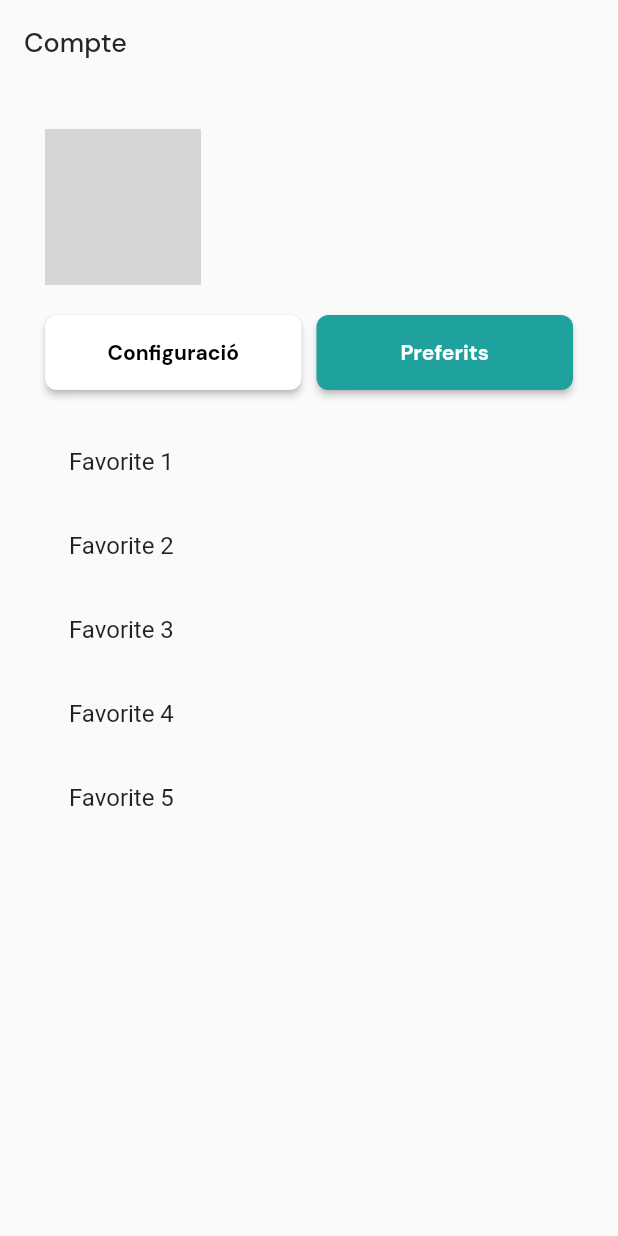
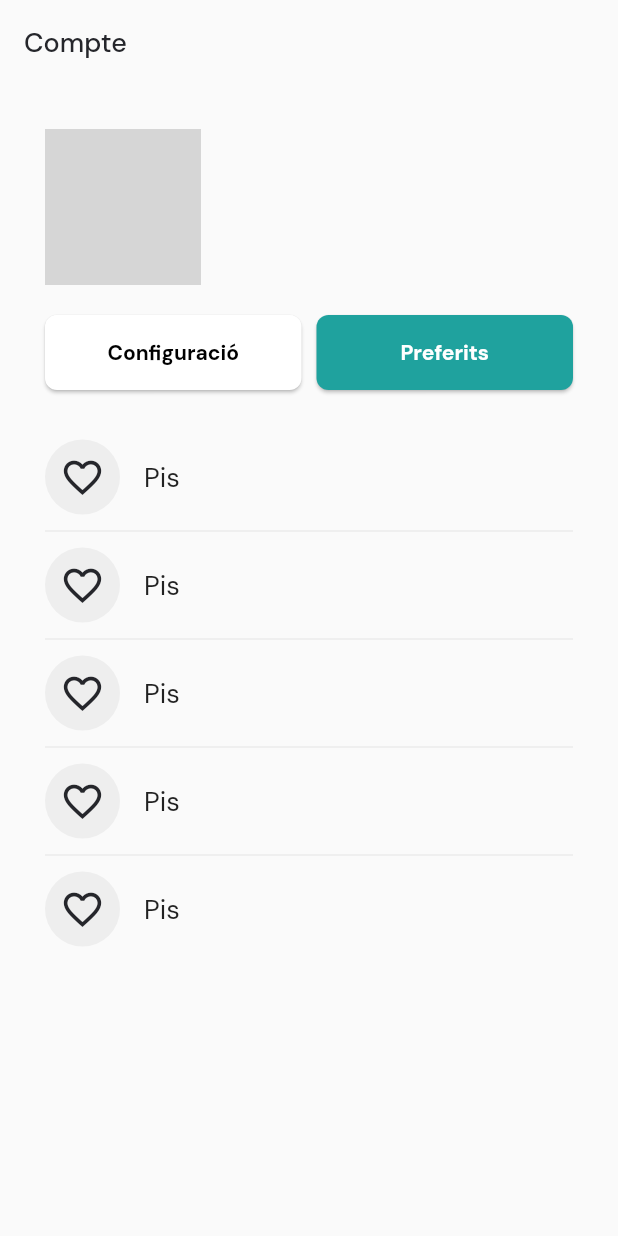
Before and after one commit to Meeeri08/NiuUniversitari, a Flutter app: the Account screen opened directly, after a tap on "Preferits", on a phone screen of 412 x 824 dp. Run offline on Flutter 3.47's test engine with Material 2 defaults, Android fonts, the phone set to English and light mode, and no system bars; our stand-ins replace appinio_swiper, cloud_firestore, curved_navigation_bar, expandable_text, firebase_auth, firebase_core and 8 more; accounts and stored records are empty; network calls fail; grey boxes are pictures that could not be loaded.

Commit message:
Improved UI

```diff
--- a/lib/auth/auth_page.dart
+++ b/lib/auth/auth_page.dart
@@ -10,7 +10,6 @@ class AuthPage extends StatefulWidget {
 }
 
 class _AuthPageState extends State<AuthPage> {
-  //inicialment, show login page
   bool showRegisterPage = true;
   void toggleScreens() {
     setState(() {
--- a/lib/pages/account_page.dart
+++ b/lib/pages/account_page.dart
@@ -126,7 +126,7 @@ class _AccountState extends State<Account> {
                       shape: RoundedRectangleBorder(
                         borderRadius: BorderRadius.circular(8),
                       ),
-                      elevation: 2,
+                      elevation: 1,
                       shadowColor: Colors.black,
                       minimumSize: const Size(double.infinity, 50),
                     ),
@@ -157,7 +157,7 @@ class _AccountState extends State<Account> {
                       shape: RoundedRectangleBorder(
                         borderRadius: BorderRadius.circular(8),
                       ),
-                      elevation: 2,
+                      elevation: 1,
                       shadowColor: Colors.black,
                       minimumSize: const Size(double.infinity, 50),
                     ),
@@ -165,14 +165,12 @@ class _AccountState extends State<Account> {
                 ),
               ],
             ),
-            SizedBox(height: 20),
-            AnimatedCrossFade(
+            SizedBox(height: 30),
+            AnimatedSwitcher(
               duration: Duration(milliseconds: 300),
-              firstChild: buildConfigurationContent(),
-              secondChild: buildFavoritesContent(),
-              crossFadeState: showConfiguration
-                  ? CrossFadeState.showFirst
-                  : CrossFadeState.showSecond,
+              child: showConfiguration
+                  ? buildConfigurationContent()
+                  : buildFavoritesContent(),
             ),
           ],
         ),
@@ -183,8 +181,24 @@ class _AccountState extends State<Account> {
   Widget buildConfigurationContent() {
     return Column(
       children: [
-        ListTile(
-          title: Text('Componente 1'),
+        Align(
+          alignment: Alignment.centerLeft,
+          child: ListTile(
+            contentPadding: EdgeInsets.zero,
+            leading: Container(
+              width: 50,
+              height: 50,
+              decoration: BoxDecoration(
+                shape: BoxShape.circle,
+                color: Colors.grey.shade200,
+              ),
+              child: Icon(
+                Icons.account_circle_outlined,
+                color: Color(0xff25262b),
+                size: 30,
+              ),
+            ),
+            title: Text('Perfil', style: GoogleFonts.dmSans(fontSize: 18)),
             onTap: () {
               Navigator.push(
                 context,
@@ -192,29 +206,109 @@ class _AccountState extends State<Account> {
               );
             },
           ),
-        ListTile(
-          title: Text('Componente 2'),
-          onTap: () {
-            // Rest of your code
-          },
         ),
-        ListTile(
-          title: Text('Componente 3'),
-          onTap: () {
-            // Rest of your code
-          },
+        Divider(
+          color: Colors.grey.shade700,
+          thickness: 0.1,
         ),
-        ListTile(
-          title: Text('Componente 4'),
-          onTap: () {
-            // Rest of your code
-          },
+        Align(
+          alignment: Alignment.centerLeft,
+          child: ListTile(
+            contentPadding: EdgeInsets.zero,
+            leading: Container(
+              width: 50,
+              height: 50,
+              decoration: BoxDecoration(
+                shape: BoxShape.circle,
+                color: Colors.grey.shade200,
               ),
-        ListTile(
-          title: Text('Componente 5'),
-          onTap: () {
-            // Rest of your code
-          },
+              child: Icon(
+                Icons.notifications_none_outlined,
+                color: Color(0xff25262b),
+                size: 30,
+              ),
+            ),
+            title:
+                Text('Notificacions', style: GoogleFonts.dmSans(fontSize: 18)),
+            onTap: () {},
+          ),
+        ),
+        Divider(
+          color: Colors.grey.shade700,
+          thickness: 0.1,
+        ),
+        Align(
+          alignment: Alignment.centerLeft,
+          child: ListTile(
+            contentPadding: EdgeInsets.zero,
+            leading: Container(
+              width: 50,
+              height: 50,
+              decoration: BoxDecoration(
+                shape: BoxShape.circle,
+                color: Colors.grey.shade200,
+              ),
+              child: Icon(
+                Icons.info_outline,
+                color: Color(0xff25262b),
+                size: 30,
+              ),
+            ),
+            title: Text('Sobre Nosaltres',
+                style: GoogleFonts.dmSans(fontSize: 18)),
+            onTap: () {},
+          ),
+        ),
+        Divider(
+          color: Colors.grey.shade700,
+          thickness: 0.1,
+        ),
+        Align(
+          alignment: Alignment.centerLeft,
+          child: ListTile(
+            contentPadding: EdgeInsets.zero,
+            leading: Container(
+              width: 50,
+              height: 50,
+              decoration: BoxDecoration(
+                shape: BoxShape.circle,
+                color: Colors.grey.shade200,
+              ),
+              child: Icon(
+                Icons.privacy_tip_outlined,
+                color: Color(0xff25262b),
+                size: 30,
+              ),
+            ),
+            title: Text('Privacitat', style: GoogleFonts.dmSans(fontSize: 18)),
+            onTap: () {},
+          ),
+        ),
+        Divider(
+          color: Colors.grey.shade700,
+          thickness: 0.1,
+        ),
+        Align(
+          alignment: Alignment.centerLeft,
+          child: ListTile(
+            contentPadding: EdgeInsets.zero,
+            leading: Container(
+              width: 50,
+              height: 50,
+              decoration: BoxDecoration(
+                shape: BoxShape.circle,
+                color: Colors.grey.shade200,
+              ),
+              child: Icon(
+                Icons.logout_outlined,
+                color: Color(0xff25262b),
+                size: 30,
+              ),
+            ),
+            title: Text('Tancar la Sessió',
+                style: GoogleFonts.dmSans(fontSize: 18)),
+            onTap: () {},
+          ),
         ),
       ],
     );
@@ -223,35 +317,126 @@ class _AccountState extends State<Account> {
   Widget buildFavoritesContent() {
     return Column(
       children: [
-        ListTile(
-          title: Text('Favorite 1'),
-          onTap: () {
-            // Rest of your code
-          },
+        Align(
+          alignment: Alignment.centerLeft,
+          child: ListTile(
+            contentPadding: EdgeInsets.zero,
+            leading: Container(
+              width: 50,
+              height: 50,
+              decoration: BoxDecoration(
+                shape: BoxShape.circle,
+                color: Colors.grey.shade200,
               ),
-        ListTile(
-          title: Text('Favorite 2'),
-          onTap: () {
-            // Rest of your code
-          },
+              child: Icon(
+                Icons.favorite_border_outlined,
+                color: Color(0xff25262b),
+                size: 30,
               ),
-        ListTile(
-          title: Text('Favorite 3'),
-          onTap: () {
-            // Rest of your code
-          },
             ),
-        ListTile(
-          title: Text('Favorite 4'),
-          onTap: () {
-            // Rest of your code
-          },
+            title: Text('Pis', style: GoogleFonts.dmSans(fontSize: 18)),
+            onTap: () {},
           ),
-        ListTile(
-          title: Text('Favorite 5'),
-          onTap: () {
-            // Rest of your code
-          },
+        ),
+        Divider(
+          color: Colors.grey.shade700,
+          thickness: 0.1,
+        ),
+        Align(
+          alignment: Alignment.centerLeft,
+          child: ListTile(
+            contentPadding: EdgeInsets.zero,
+            leading: Container(
+              width: 50,
+              height: 50,
+              decoration: BoxDecoration(
+                shape: BoxShape.circle,
+                color: Colors.grey.shade200,
+              ),
+              child: Icon(
+                Icons.favorite_border_outlined,
+                color: Color(0xff25262b),
+                size: 30,
+              ),
+            ),
+            title: Text('Pis', style: GoogleFonts.dmSans(fontSize: 18)),
+            onTap: () {},
+          ),
+        ),
+        Divider(
+          color: Colors.grey.shade700,
+          thickness: 0.1,
+        ),
+        Align(
+          alignment: Alignment.centerLeft,
+          child: ListTile(
+            contentPadding: EdgeInsets.zero,
+            leading: Container(
+              width: 50,
+              height: 50,
+              decoration: BoxDecoration(
+                shape: BoxShape.circle,
+                color: Colors.grey.shade200,
+              ),
+              child: Icon(
+                Icons.favorite_border_outlined,
+                color: Color(0xff25262b),
+                size: 30,
+              ),
+            ),
+            title: Text('Pis', style: GoogleFonts.dmSans(fontSize: 18)),
+            onTap: () {},
+          ),
+        ),
+        Divider(
+          color: Colors.grey.shade700,
+          thickness: 0.1,
+        ),
+        Align(
+          alignment: Alignment.centerLeft,
+          child: ListTile(
+            contentPadding: EdgeInsets.zero,
+            leading: Container(
+              width: 50,
+              height: 50,
+              decoration: BoxDecoration(
+                shape: BoxShape.circle,
+                color: Colors.grey.shade200,
+              ),
+              child: Icon(
+                Icons.favorite_border_outlined,
+                color: Color(0xff25262b),
+                size: 30,
+              ),
+            ),
+            title: Text('Pis', style: GoogleFonts.dmSans(fontSize: 18)),
+            onTap: () {},
+          ),
+        ),
+        Divider(
+          color: Colors.grey.shade700,
+          thickness: 0.1,
+        ),
+        Align(
+          alignment: Alignment.centerLeft,
+          child: ListTile(
+            contentPadding: EdgeInsets.zero,
+            leading: Container(
+              width: 50,
+              height: 50,
+              decoration: BoxDecoration(
+                shape: BoxShape.circle,
+                color: Colors.grey.shade200,
+              ),
+              child: Icon(
+                Icons.favorite_border_outlined,
+                color: Color(0xff25262b),
+                size: 30,
+              ),
+            ),
+            title: Text('Pis', style: GoogleFonts.dmSans(fontSize: 18)),
+            onTap: () {},
+          ),
         ),
       ],
     );
```
Lines whose indentation alone changed are shown as unchanged.
